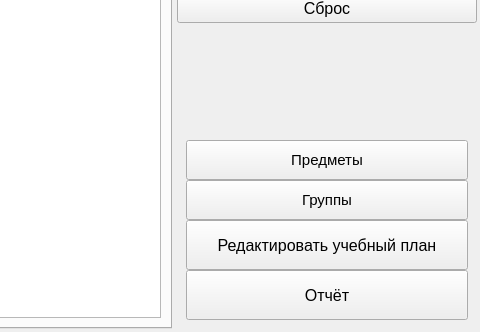
Old version of the form ui/mainWindow.ui in the repository Cy-Nec/hour_track; both pictures show x 418 to 898 and y 200 to 532 of the 898 by 532 pixel window.
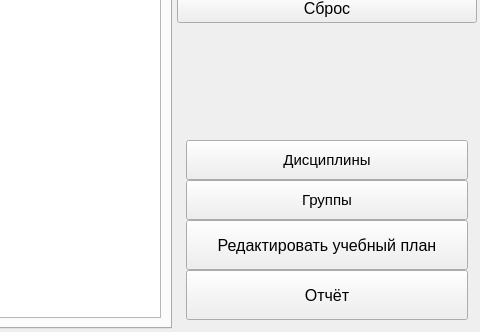
New version of the form.

Commit message: Добавлено окно для дисциплин

The edit to the form file:
```diff
--- a/ui/mainWindow.ui
+++ b/ui/mainWindow.ui
@@ -245,7 +245,7 @@
           </size>
          </property>
          <property name="text">
-          <string>Предметы</string>
+          <string>Дисциплины</string>
          </property>
          <property name="iconSize">
           <size>
```
The commit also changes 5 other files.
